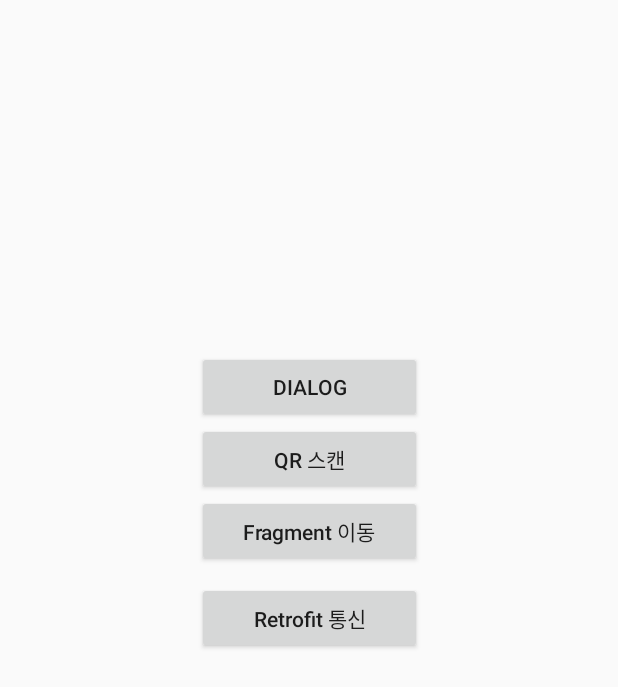
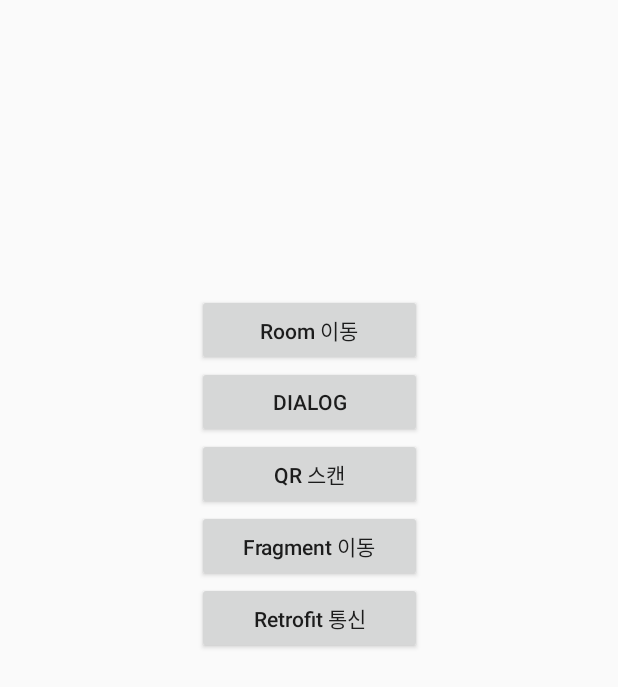
Before and after one commit to daejong-yoo/KotlinTemplate, an Android app: the screen it shows after launch (MainActivity), on a phone screen of 412 x 824 dp. Shown: the top 687 px of the screen. Run offline under Robolectric (Android 15) with nearby library versions, the phone set to English and light mode, and no system bars; our stand-ins replace data binding; libraries missing offline, so code that uses them is left out: com.journeyapps.barcodescanner; pictures from the network do not load.

Commit message:
[Room] Room 기본 사용법 커밋

```diff
--- a/app/src/main/java/com/example/kotlintemplate/ui/activity/MainActivity.kt
+++ b/app/src/main/java/com/example/kotlintemplate/ui/activity/MainActivity.kt
@@ -1,13 +1,14 @@
 package com.example.kotlintemplate.ui.activity
 
 import android.content.Intent
+import android.content.res.Configuration
+import android.os.Build
 import android.widget.Toast
 import androidx.lifecycle.ViewModelProvider
 import com.example.kotlintemplate.R
 import com.example.kotlintemplate.base.BaseActivity
 import com.example.kotlintemplate.common.Constant
 import com.example.kotlintemplate.databinding.ActivityMainBinding
-import com.example.kotlintemplate.dialog.MessageDialog
 import com.example.kotlintemplate.extension.setOnSingleClickListener
 import com.example.kotlintemplate.network.model.singlePhoto.CustomList
 import com.example.kotlintemplate.network.model.singlePhoto.SinglePhotoModel
@@ -19,6 +20,7 @@ import com.journeyapps.barcodescanner.ScanOptions
 import retrofit2.Call
 import retrofit2.Callback
 import retrofit2.Response
+import java.util.Locale
 
 class MainActivity : BaseActivity<ActivityMainBinding>(R.layout.activity_main) {
     private val customListViewModel: CustomListViewModel by lazy { ViewModelProvider(this)[CustomListViewModel::class.java] }
@@ -53,7 +55,27 @@ class MainActivity : BaseActivity<ActivityMainBinding>(R.layout.activity_main) {
 
         binding.btnDialog.setOnSingleClickListener {
             GLog.i("dialog button onClick")
-            MessageDialog(mActivity).show()
+//            MessageDialog(mActivity).show()
+            val configuration = Configuration(resources.configuration)
+            configuration.setLocale(Locale(Locale.US.toString()))
+
+            intent = baseContext.packageManager.getLaunchIntentForPackage(baseContext.packageName)
+            intent.addFlags(Intent.FLAG_ACTIVITY_CLEAR_TASK)
+            intent.addFlags(Intent.FLAG_ACTIVITY_NEW_TASK)
+            startActivity(intent)
+            finish()
+        }
+
+        binding.btnToRoom.setOnSingleClickListener {
+            intent = Intent(mActivity, RoomActivity::class.java)
+            startActivity(intent)
+        }
+
+        GLog.d("language : ${Locale.getISOLanguages()}")
+
+        if (Build.VERSION.SDK_INT >= Build.VERSION_CODES.N) {
+            GLog.d("language 2 : ${resources.configuration.locales[0].language}")
+            GLog.d("language size :${resources.configuration.locales.size()}")
         }
     }
 
--- a/app/src/main/res/layout/activity_main.xml
+++ b/app/src/main/res/layout/activity_main.xml
@@ -14,6 +14,16 @@
         android:layout_width="match_parent"
         android:layout_height="match_parent"
         tools:context=".ui.activity.MainActivity">
+
+        <Button
+            android:id="@+id/btn_to_room"
+            android:layout_width="150dp"
+            android:layout_height="wrap_content"
+            android:text="Room 이동"
+            android:textAllCaps="false"
+            app:layout_constraintLeft_toLeftOf="@+id/btn_dialog"
+            app:layout_constraintRight_toRightOf="@+id/btn_dialog"
+            app:layout_constraintBottom_toTopOf="@+id/btn_dialog" />
 
         <Button
             android:id="@+id/btn_dialog"
@@ -37,7 +47,6 @@
             android:id="@+id/btn_to_fragment"
             android:layout_width="150dp"
             android:layout_height="wrap_content"
-            android:layout_marginBottom="10dp"
             android:text="Fragment 이동"
             android:textAllCaps="false"
             app:layout_constraintBottom_toTopOf="@+id/btn_retrofit"
```
Also changed, not shown: app/build.gradle (+7 -2 lines), app/src/main/AndroidManifest.xml (+9 -0 lines), app/src/main/java/com/example/kotlintemplate/room/dao/UserDao.kt (added, +22 -0 lines), app/src/main/java/com/example/kotlintemplate/room/database/UserDatabase.kt (added, +32 -0 lines), app/src/main/java/com/example/kotlintemplate/room/entity/User.kt (added, +14 -0 lines), app/src/main/java/com/example/kotlintemplate/ui/activity/RoomActivity.kt (added, +39 -0 lines), app/src/main/res/layout/activity_room.xml (added, +39 -0 lines).
